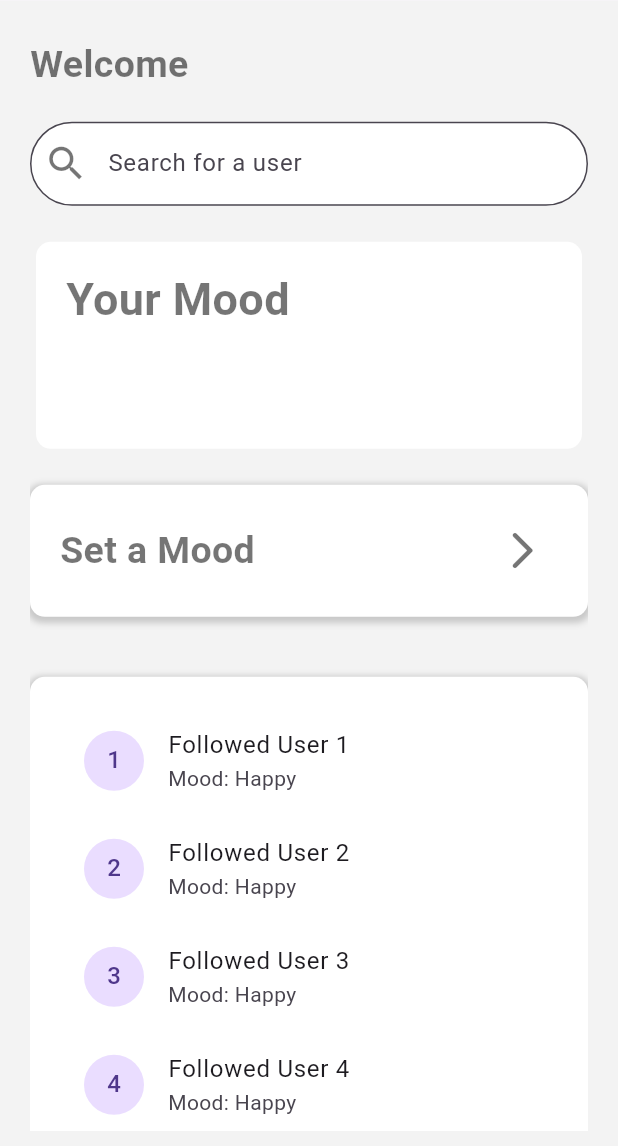
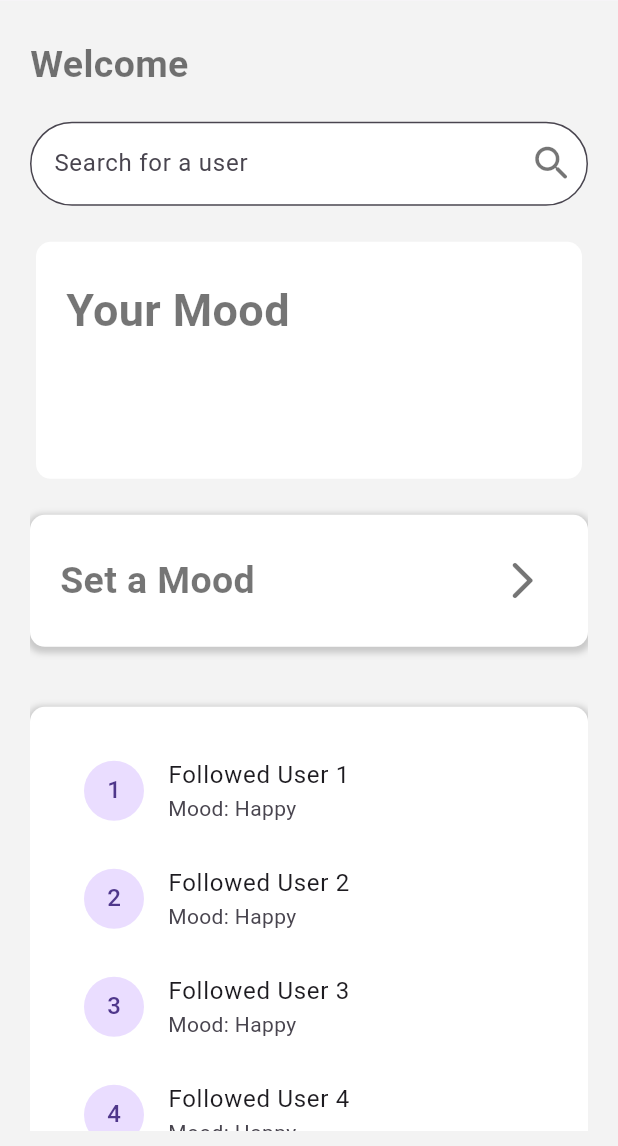
Before and after one commit to Whis99/MoodyApp, a Flutter app: the HomePage screen opened directly, on a phone screen of 412 x 824 dp, the part 90-1236 px from its top. Run offline on Flutter 3.47's test engine with Material 3 defaults, Android fonts, the phone set to English and light mode, and no system bars; our stand-ins replace cloud_firestore, firebase_auth, firebase_core; accounts and stored records are empty.

Commit message:
implementing searchbar and search function

```diff
--- /dev/null
+++ b/lib/components/searchBar.dart
@@ -0,0 +1,106 @@
+import 'dart:async';
+
+import 'package:flutter/material.dart';
+import 'package:cloud_firestore/cloud_firestore.dart';
+
+class UserSearchBar extends StatefulWidget {
+  const UserSearchBar({super.key});
+
+  @override
+  State<UserSearchBar> createState() => _UserSearchBarState();
+}
+
+class _UserSearchBarState extends State<UserSearchBar> {
+  final _searchController = TextEditingController();
+  Stream<List<String>>?
+      _userStream; // Stream for search results (initially null)
+
+  Stream<List<String>> searchUsers(String query) {
+    final userRef = FirebaseFirestore.instance.collection('users');
+    return query.isEmpty
+        ? Stream.fromIterable([]) // Empty stream for no query
+        : userRef
+            .where('name', isGreaterThanOrEqualTo: query)
+            .where('name',
+                isLessThanOrEqualTo:
+                    query + 'zzz') // Case-insensitive search (adjust as needed)
+            .snapshots()
+            .map((snapshot) =>
+                snapshot.docs.map((doc) => doc['name'] as String).toList());
+  }
+
+  @override
+  Widget build(BuildContext context) {
+    return Padding(
+      padding: const EdgeInsets.symmetric(vertical: 20),
+      child: Column(
+        children: [
+          TextField(
+            controller: _searchController,
+            decoration: InputDecoration(
+              hintText: "Search for a user",
+              filled: true,
+              fillColor: Colors.white,
+              // prefixIcon:
+              //     const Icon(Icons.search, size: 30, color: Colors.black54),
+              suffixIcon: IconButton(
+                onPressed: () {
+                  final searchTerm = _searchController.text.trim();
+                  if (searchTerm.isNotEmpty) {
+                    setState(() {
+                      _userStream = searchUsers(searchTerm);
+                    });
+                  }
+                },
+                icon:
+                    Icon(Icons.search_rounded, size: 30, color: Colors.black54),
+              ),
+              border: OutlineInputBorder(
+                borderRadius: BorderRadius.circular(50),
+              ),
+            ),
+            // onChanged: (searchTerm) {
+            //   print(searchTerm);
+            //   if (searchTerm.isEmpty) {
+            //     setState(() {
+            //       _userStream = null; // Clear stream if search term is empty
+            //     });
+            //   } else {
+            //     _userStream = searchUsers(searchTerm);
+            //     print(
+            //         'USER RESULT===>: $_userStream'); // Trigger search on non-empty term
+            //   }
+            // },
+          ),
+          if (_userStream != null) // Display results only if stream exists
+            StreamBuilder<List<String>>(
+              stream: _userStream!,
+              builder: (context, snapshot) {
+                if (snapshot.hasError) {
+                  print(snapshot.error);
+                  return Text('Error: ${snapshot.error}');
+                }
+
+                if (snapshot.hasData) {
+                  final users = snapshot.data!;
+                  return ListView.builder(
+                    shrinkWrap:
+                        true, // Prevent list from expanding unnecessarily
+                    itemCount: users.length,
+                    itemBuilder: (context, index) {
+                      final user = users[index];
+                      // ... display user information here
+                      print('USERNAME:====> $user');
+                      return Text(user);
+                    },
+                  );
+                }
+
+                return const Center(child: CircularProgressIndicator());
+              },
+            ),
+        ],
+      ),
+    );
+  }
+}
--- a/lib/pages/home.dart
+++ b/lib/pages/home.dart
@@ -3,6 +3,7 @@ import 'package:flutter/widgets.dart';
 // import 'package:firebase_auth/firebase_auth.dart';
 import 'package:moody/components/firebaseService.dart';
 import 'package:moody/components/moodData.dart';
+import 'package:moody/components/searchBar.dart';
 import 'package:moody/pages/setMood.dart';
 
 class HomePage extends StatefulWidget {
@@ -46,8 +47,8 @@ class _HomePageState extends State<HomePage> {
           padding: EdgeInsets.zero,
           children: [
             DrawerHeader(
-              decoration: BoxDecoration(
-                color: Color.fromARGB(255, 252, 163, 247),
+              decoration: const BoxDecoration(
+                color: Color.fromARGB(66, 248, 119, 242),
               ),
               child: showUserName(''),
             ),
@@ -73,22 +74,23 @@ class _HomePageState extends State<HomePage> {
         child: ListView(
           children: [
             showUserName("Welcome"),
+            UserSearchBar(),
             // SearchBar
-            Padding(
-              padding: const EdgeInsets.symmetric(vertical: 20),
-              child: TextField(
-                decoration: InputDecoration(
-                  hintText: "Search for a user",
-                  filled: true,
-                  fillColor: Colors.white,
-                  prefixIcon:
-                      const Icon(Icons.search, size: 30, color: Colors.black54),
-                  border: OutlineInputBorder(
-                    borderRadius: BorderRadius.circular(50),
-                  ),
-                ),
-              ),
-            ),
+            // Padding(
+            //   padding: const EdgeInsets.symmetric(vertical: 20),
+            //   child: TextField(
+            //     decoration: InputDecoration(
+            //       hintText: "Search for a user",
+            //       filled: true,
+            //       fillColor: Colors.white,
+            //       prefixIcon:
+            //           const Icon(Icons.search, size: 30, color: Colors.black54),
+            //       border: OutlineInputBorder(
+            //         borderRadius: BorderRadius.circular(50),
+            //       ),
+            //     ),
+            //   ),
+            // ),
             // StreamBuilder is used to take user's mood in realtime from firestore after each update
             StreamBuilder<MoodData?>(
               stream: firebaseService.getRecentMood(),
@@ -237,32 +239,36 @@ class _HomePageState extends State<HomePage> {
           children: [
             Row(
               children: [
-                Text(
+                const Text(
                   "Your Mood",
                   style: TextStyle(
                       fontWeight: FontWeight.bold,
                       fontSize: 30.0,
                       color: Colors.black54),
                 ),
-                Spacer(),
+                const Spacer(),
                 Text(
                   emoji,
-                  style: TextStyle(fontWeight: FontWeight.bold, fontSize: 40.0),
+                  style: const TextStyle(
+                      fontWeight: FontWeight.bold, fontSize: 50.0),
                 ), // Display mood emoji
               ],
             ),
-            SizedBox(height: 40),
+            const SizedBox(height: 40),
             Row(
               children: [
                 Text(
                   mood,
-                  style: TextStyle(
+                  style: const TextStyle(
                       fontWeight: FontWeight.w500,
-                      fontSize: 15.0,
+                      fontSize: 19.0,
                       color: Colors.black54),
                 ), // Display mood text
-                Spacer(),
-                Text("$time"), // Display mood time
+                const Spacer(),
+                Text(
+                  time,
+                  style: const TextStyle(fontSize: 19.0, color: Colors.black54),
+                ), // Display mood time
               ],
             ),
           ],
--- a/pubspec.yaml
+++ b/pubspec.yaml
@@ -38,6 +38,7 @@ dependencies:
   firebase_core: ^2.26.0
   firebase_auth: ^4.17.7
   cloud_firestore: ^4.15.7
+  easy_search_bar: ^2.5.0
 
 dev_dependencies:
   flutter_test:
```
Also changed, not shown: pubspec.lock.
